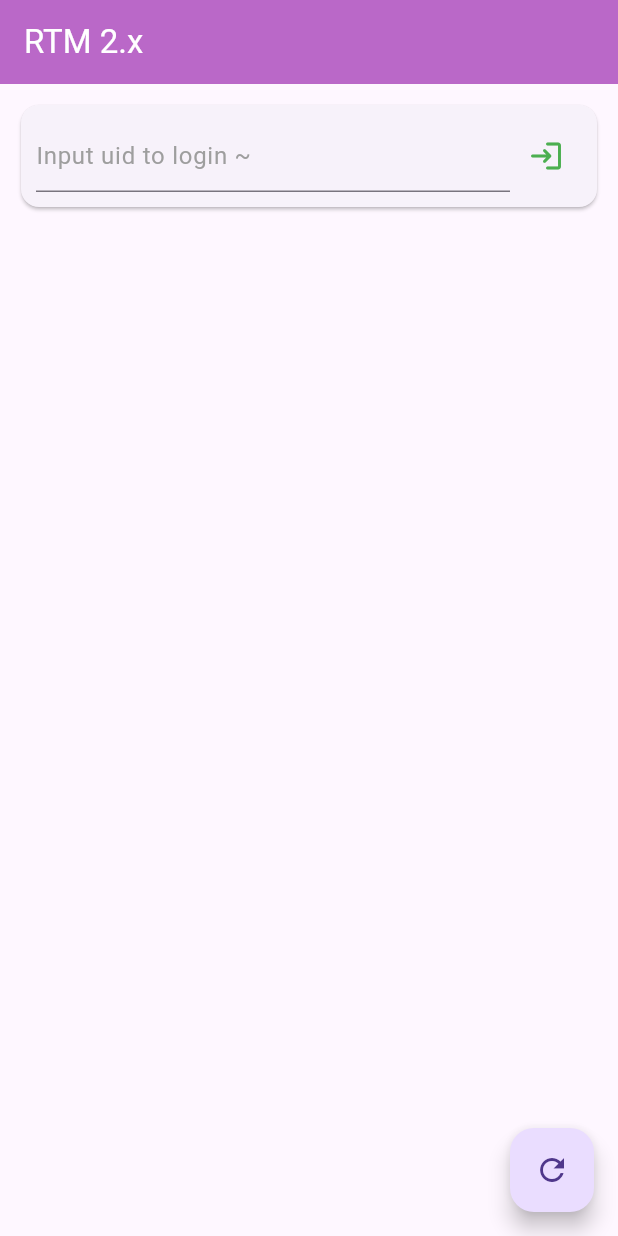
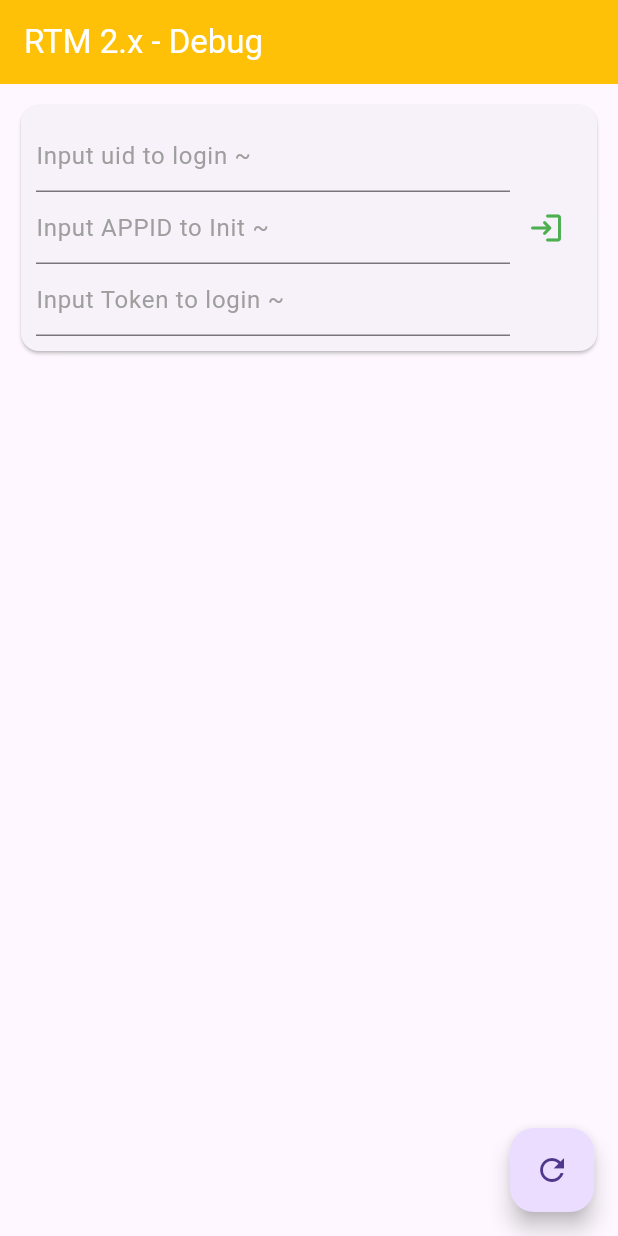
Before and after one commit to JamieLiu67/Agora-Flutter-RTM2-Demo, a Flutter app: the screen it shows after launch, after a tap on the "login" icon, on a phone screen of 412 x 824 dp. Run offline on Flutter 3.47's test engine with Material 3 defaults, Android fonts, the phone set to English and light mode, and no system bars; missing offline and left inert: agora_rtm.

Commit message:
create debug brach

```diff
--- a/lib/main.dart
+++ b/lib/main.dart
@@ -18,13 +18,15 @@ class MyAppState extends State<MyApp> {
   final _userNameController = TextEditingController();
   final _channelNameController = TextEditingController();
   final _channelMessageController = TextEditingController();
+  final _appidController = TextEditingController();
+  final _tokenController = TextEditingController();
 
   late RtmClient rtmClient;
 
-  var userId = 'JamieLiu'; //No need to change
-  var appId =
-      'Your own appid with RTM service'; //-------Need DIY ----------------
-  var channelName = 'lsq123'; //No need to change
+  var userId = ''; //No need to change
+  var appId = ''; //------- Need DIY ----------------
+  var channelName = ''; //No need to change
+  var token = ''; //No need to change
 
   final _infoStrings = <String>[];
 
@@ -44,8 +46,8 @@ class MyAppState extends State<MyApp> {
     return MaterialApp(
       home: Scaffold(
           appBar: AppBar(
-            title: const Text('RTM 2.x'),
-            backgroundColor: Colors.purple[300],
+            title: const Text('RTM 2.x - Debug'),
+            backgroundColor: Colors.amber,
             foregroundColor: Colors.white,
           ),
           body: Container(
@@ -76,15 +78,35 @@ class MyAppState extends State<MyApp> {
         child: Row(children: <Widget>[
           _isLogin
               ? Expanded(
-                  child: Text(
-                  'userId: ${_userNameController.text}',
+                  child: Column(
+                  crossAxisAlignment: CrossAxisAlignment.start,
+                  children: [
+                    Text('userId: $userId'),
+                    Text('appID: $appId'),
+                    Text('Token: $token'),
+                  ],
                 ))
               : Flexible(
-                  child: TextField(
-                      controller: _userNameController,
-                      decoration: const InputDecoration(
-                          hintText: 'Input uid to login ~',
-                          hintStyle: TextStyle(color: Colors.grey))),
+                  child: Column(
+                    mainAxisAlignment: MainAxisAlignment.center,
+                    children: [
+                      TextField(
+                          controller: _userNameController,
+                          decoration: const InputDecoration(
+                              hintText: 'Input uid to login ~',
+                              hintStyle: TextStyle(color: Colors.grey))),
+                      TextField(
+                          controller: _appidController,
+                          decoration: const InputDecoration(
+                              hintText: 'Input APPID to Init ~',
+                              hintStyle: TextStyle(color: Colors.grey))),
+                      TextField(
+                          controller: _tokenController,
+                          decoration: const InputDecoration(
+                              hintText: 'Input Token to login ~',
+                              hintStyle: TextStyle(color: Colors.grey))),
+                    ],
+                  ),
                 ),
           IconButton(
             tooltip: 'Login',
@@ -168,7 +190,7 @@ class MyAppState extends State<MyApp> {
           return Container(
             margin: const EdgeInsets.symmetric(vertical: 5.0),
             decoration: BoxDecoration(
-              border: Border.all(color: Colors.blue, width: 2.0),
+              border: Border.all(color: Colors.orange, width: 2.0),
               borderRadius: BorderRadius.circular(8.0),
             ),
             child: ListTile(
@@ -186,6 +208,8 @@ class MyAppState extends State<MyApp> {
 //------------------------------Init part---------------------------
     WidgetsFlutterBinding.ensureInitialized();
     userId = _userNameController.text;
+    appId = _appidController.text;
+    token = _tokenController.text;
     //create rtm instance
     try {
       // create rtm client
@@ -197,7 +221,7 @@ class MyAppState extends State<MyApp> {
             '${status.operation} failed due to ${status.reason}, error code: ${status.errorCode}');
       } else {
         rtmClient = client;
-        _log('Initialize success!');
+        _log('🎉 Initialize success! 🎉');
       }
     } catch (e) {
       _log('Initialize falid!:$e');
@@ -222,12 +246,13 @@ class MyAppState extends State<MyApp> {
 //-----------------------------Login part---------------------------
     try {
       // login rtm service
-      var (status, response) = await rtmClient.login(appId);
+      var (status, response) =
+          await rtmClient.login(token.isEmpty ? appId : token);
       if (status.error == true) {
         _log(
             '${status.operation} failed due to ${status.reason}, error code: ${status.errorCode}, response: $response');
       } else {
-        _log('login RTM success!');
+        _log('🎉 login RTM success! 🎉');
         setState(() {
           _isLogin = true;
         });
@@ -249,8 +274,8 @@ class MyAppState extends State<MyApp> {
       _log(
           '${releaseStatus.operation} failed due to ${releaseStatus.reason}, error code: ${releaseStatus.errorCode}');
     } else {
-      _log('Logout success!');
-      _log('Release success!');
+      _log('👋🏻 Logout success! 👋🏻');
+      _log('👋🏻 Release success! 👋🏻');
       setState(() {
         _isLogin = false;
         _isSubscribeChannel = false;
@@ -266,7 +291,7 @@ class MyAppState extends State<MyApp> {
         _log(
             '${status.operation} failed due to ${status.reason}, error code: ${status.errorCode}, response: $response');
       } else {
-        _log('subscribe channel: $channelName success!');
+        _log('🔔 subscribe channel: $channelName success! 🔔');
         _channelNameController.clear();
         setState(() {
           _isSubscribeChannel = true;
@@ -284,7 +309,7 @@ class MyAppState extends State<MyApp> {
         _log(
             '${status.operation} failed due to ${status.reason}, error code: ${status.errorCode}, response: $response');
       } else {
-        _log('Unsubscribe channel: $channelName success!');
+        _log('🚫 Unsubscribe channel: $channelName success! 🚫');
         setState(() {
           _isSubscribeChannel = false;
         });
@@ -307,7 +332,7 @@ class MyAppState extends State<MyApp> {
             '${status.operation} failed due to ${status.reason}, error code: ${status.errorCode}, response: $response');
       } else {
         _log(
-            '${status.operation} send success! Message: ${_channelMessageController.text}');
+            '✉️ ${status.operation} send success! Message: ${_channelMessageController.text} ✉️');
         _channelMessageController.clear();
       }
     } catch (e) {
```
